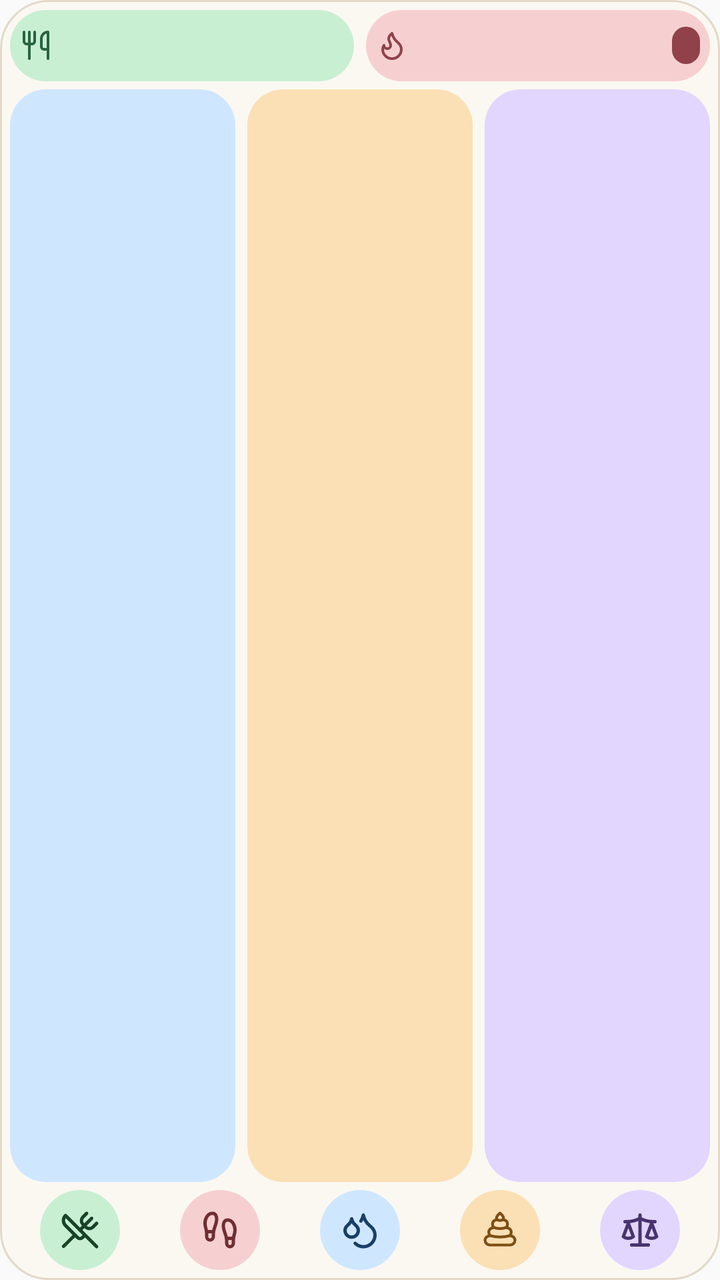
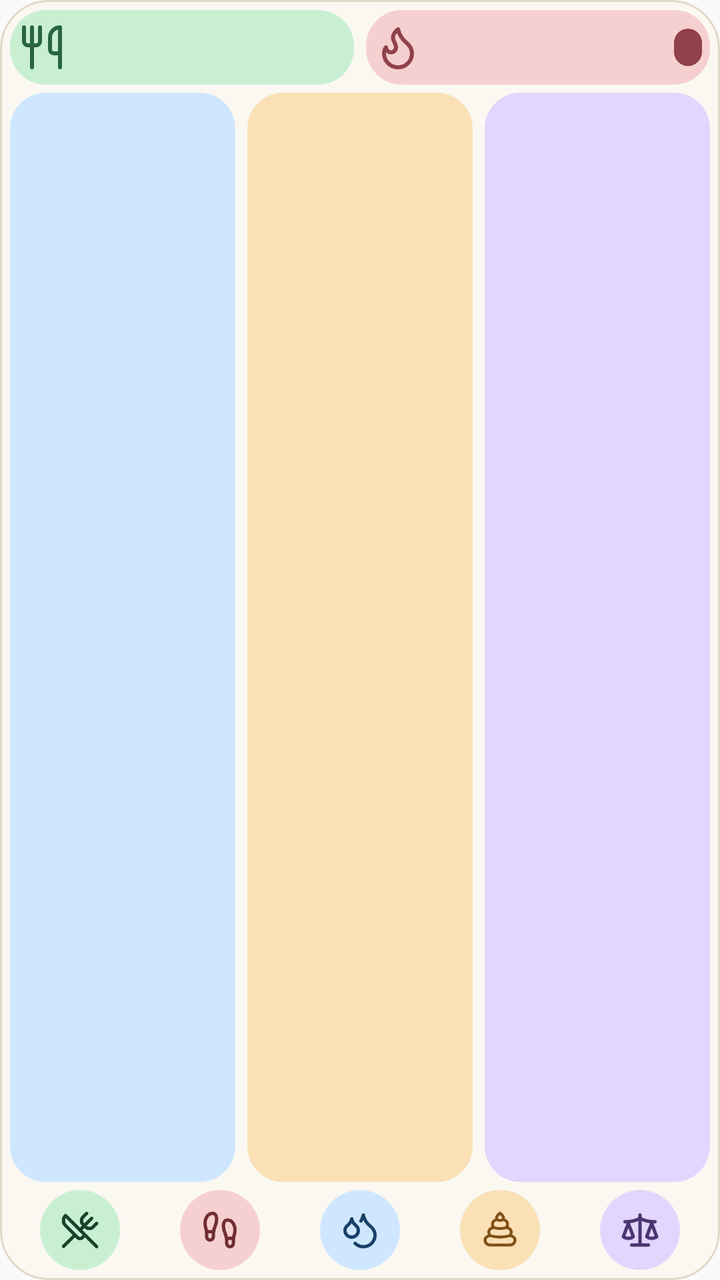

The first picture is an Android layout as it rendered before a commit; the second is the same layout after the commit. The layout source and the unified diff follow.
<!-- AndroidManifest.xml: application theme AppTheme -->
<!-- res/layout/widget_medium.xml -->
<?xml version="1.0" encoding="utf-8"?>
<LinearLayout xmlns:android="http://schemas.android.com/apk/res/android"
    android:layout_width="match_parent"
    android:layout_height="match_parent"
    android:background="@drawable/widget_surface"
    android:orientation="vertical"
    android:padding="5dp">

    
    <LinearLayout
        android:layout_width="match_parent"
        android:layout_height="wrap_content"
        android:orientation="horizontal">

        <LinearLayout
            android:id="@+id/widget_intake_card"
            style="@style/WidgetCardRow"
            android:layout_width="0dp"
            android:layout_marginEnd="6dp"
            android:layout_weight="1"
            android:background="@drawable/widget_card_intake">
            <ImageView
                    android:layout_width="16dp"
                    android:layout_height="16dp"
                    android:importantForAccessibility="no"
                    android:src="@drawable/widget_intake_icon" />
            <TextView
                android:id="@+id/widget_intake_value"
                style="@style/WidgetValueRow"
                android:textColor="#17432A" />
            <TextView
                    android:id="@+id/widget_intake_net"
                    style="@style/WidgetPill"
                    android:background="@drawable/widget_pill_surplus"
                    android:textColor="#E6F8EB"
                    android:visibility="gone" />
        </LinearLayout>

        <LinearLayout
            android:id="@+id/widget_burned_card"
            style="@style/WidgetCardRow"
            android:layout_width="0dp"
            android:layout_weight="1"
            android:background="@drawable/widget_card_burned">
            <ImageView
                    android:layout_width="16dp"
                    android:layout_height="16dp"
                    android:importantForAccessibility="no"
                    android:src="@drawable/widget_burned_icon" />
            <TextView
                android:id="@+id/widget_burned_value"
                style="@style/WidgetValueRow"
                android:textColor="#702D32" />
            <TextView
                    android:id="@+id/widget_burned_net"
                    style="@style/WidgetPill"
                    android:background="@drawable/widget_pill_deficit"
                    android:textColor="#FBE9E9" />
        </LinearLayout>
    </LinearLayout>

    <LinearLayout
        android:layout_width="match_parent"
        android:layout_height="0dp"
        android:layout_marginTop="4dp"
        android:layout_marginBottom="4dp"
        android:layout_weight="1"
        android:orientation="horizontal">

        <LinearLayout
            android:id="@+id/widget_carbs_card"
            style="@style/WidgetMacro"
            android:layout_marginEnd="6dp"
            android:background="@drawable/widget_card_carbs">
            <TextView
                android:id="@+id/widget_carbs_value"
                style="@style/WidgetMacroValueCompact"
                android:textColor="#0F3355" />
        </LinearLayout>

        <LinearLayout
            android:id="@+id/widget_protein_card"
            style="@style/WidgetMacro"
            android:layout_marginEnd="6dp"
            android:background="@drawable/widget_card_protein">
            <TextView
                android:id="@+id/widget_protein_value"
                style="@style/WidgetMacroValueCompact"
                android:textColor="#2D1E0B" />
        </LinearLayout>

        <LinearLayout
            android:id="@+id/widget_fat_card"
            style="@style/WidgetMacro"
            android:background="@drawable/widget_card_fat">
            <TextView
                android:id="@+id/widget_fat_value"
                style="@style/WidgetMacroValueCompact"
                android:textColor="#1F1636" />
        </LinearLayout>
    </LinearLayout>

    <include layout="@layout/widget_actions_five_compact" />
</LinearLayout>
<!-- res/layout/widget_actions_five_compact.xml (included above) -->
<?xml version="1.0" encoding="utf-8"?>
<LinearLayout xmlns:android="http://schemas.android.com/apk/res/android" android:layout_width="match_parent" android:layout_height="40dp" android:orientation="horizontal" android:gravity="center">
    <ImageButton android:id="@+id/widget_food" style="@style/WidgetActionCompact"
        android:src="@drawable/widget_food_icon" android:contentDescription="@string/widget_food" />
    <ImageButton android:id="@+id/widget_movement" style="@style/WidgetActionCompact"
        android:src="@drawable/widget_movement_icon" android:contentDescription="@string/widget_movement" />
    <ImageButton android:id="@+id/widget_water" style="@style/WidgetActionCompact"
        android:src="@drawable/widget_water_icon" android:contentDescription="@string/widget_water" />
    <ImageButton android:id="@+id/widget_poop" style="@style/WidgetActionCompact"
        android:src="@drawable/widget_poop_icon" android:contentDescription="@string/widget_poop" />
    <ImageButton android:id="@+id/widget_weight" style="@style/WidgetActionCompact"
        android:src="@drawable/widget_weight_icon" android:contentDescription="@string/widget_weight" />
    <ImageButton android:id="@+id/widget_custom" style="@style/WidgetActionCompact" android:visibility="gone"
        android:src="@drawable/widget_custom_icon" android:contentDescription="@string/widget_custom" />
</LinearLayout>
<!-- resources referenced by this layout -->
<resources>
  <!-- drawable widget_card_burned (drawable) -->
  <?xml version="1.0" encoding="utf-8"?>
  <shape xmlns:android="http://schemas.android.com/apk/res/android" android:shape="rectangle">
      <solid android:color="#F6D0D0" />
      <corners android:radius="18dp" />
  </shape>
  <!-- drawable widget_card_carbs (drawable) -->
  <?xml version="1.0" encoding="utf-8"?>
  <shape xmlns:android="http://schemas.android.com/apk/res/android" android:shape="rectangle">
      <solid android:color="#CFE7FE" />
      <corners android:radius="18dp" />
  </shape>
  <!-- drawable widget_card_fat (drawable) -->
  <?xml version="1.0" encoding="utf-8"?>
  <shape xmlns:android="http://schemas.android.com/apk/res/android" android:shape="rectangle">
      <solid android:color="#E2D6FF" />
      <corners android:radius="18dp" />
  </shape>
  <!-- drawable widget_card_intake (drawable) -->
  <?xml version="1.0" encoding="utf-8"?>
  <shape xmlns:android="http://schemas.android.com/apk/res/android" android:shape="rectangle">
      <solid android:color="#C9EFD3" />
      <corners android:radius="18dp" />
  </shape>
  <!-- drawable widget_card_protein (drawable) -->
  <?xml version="1.0" encoding="utf-8"?>
  <shape xmlns:android="http://schemas.android.com/apk/res/android" android:shape="rectangle">
      <solid android:color="#FAE0B4" />
      <corners android:radius="18dp" />
  </shape>
  <!-- drawable widget_pill_deficit (drawable) -->
  <?xml version="1.0" encoding="utf-8"?>
  <shape xmlns:android="http://schemas.android.com/apk/res/android" android:shape="rectangle">
      <solid android:color="#904149" />
      <corners android:radius="12dp" />
  </shape>
  <!-- drawable widget_pill_surplus (drawable) -->
  <?xml version="1.0" encoding="utf-8"?>
  <shape xmlns:android="http://schemas.android.com/apk/res/android" android:shape="rectangle">
      <solid android:color="#286540" />
      <corners android:radius="12dp" />
  </shape>
  <string name="widget_custom">Custom</string>
  <string name="widget_food">Food</string>
  <string name="widget_movement">Movement</string>
  <string name="widget_poop">Poop</string>
  <string name="widget_water">Water</string>
  <string name="widget_weight">Weight</string>
  <style name="WidgetActionCompact" parent="WidgetAction">
          <item name="android:layout_height">40dp</item>
      </style>
  <style name="WidgetCardRow" parent="WidgetCard">
          <item name="android:layout_height">wrap_content</item>
          <item name="android:layout_gravity">center_vertical</item>
          <item name="android:gravity">center_vertical</item>
          <item name="android:orientation">horizontal</item>
          <item name="android:padding">5dp</item>
      </style>
  <style name="WidgetMacroValueCompact" parent="WidgetMacroValue">
          <item name="android:textSize">15sp</item>
      </style>
  <style name="WidgetValueRow">
          <item name="android:layout_width">0dp</item>
          <item name="android:layout_height">wrap_content</item>
          <item name="android:layout_weight">1</item>
          <item name="android:gravity">center</item>
          <item name="android:singleLine">true</item>
          <item name="android:textSize">19sp</item>
          <item name="android:textStyle">bold</item>
      </style>
  <style name="AppTheme" parent="Theme.AppCompat.Light.DarkActionBar">
          
          <item name="colorPrimary">@color/colorPrimary</item>
          <item name="colorPrimaryDark">@color/colorPrimaryDark</item>
          <item name="colorAccent">@color/colorAccent</item>
      </style>
  <style name="WidgetCard">
          <item name="android:layout_height">match_parent</item>
          <item name="android:orientation">vertical</item>
          <item name="android:padding">9dp</item>
      </style>
  <!-- drawable widget_ripple (drawable) -->
  <?xml version="1.0" encoding="utf-8"?>
  <ripple xmlns:android="http://schemas.android.com/apk/res/android" android:color="#25365B44"><item android:id="@android:id/mask"><shape android:shape="oval"><solid android:color="#FFFFFF" /></shape></item></ripple>
  <!-- unchanged entries left out for length: 13 -->
</resources>

<!-- the commit's change to res/layout/widget_medium.xml (unified diff, before → after) -->
@@ -20,8 +20,8 @@
             android:layout_weight="1"
             android:background="@drawable/widget_card_intake">
             <ImageView
-                    android:layout_width="16dp"
-                    android:layout_height="16dp"
+                    android:layout_width="24dp"
+                    android:layout_height="24dp"
                     android:importantForAccessibility="no"
                     android:src="@drawable/widget_intake_icon" />
             <TextView
@@ -43,8 +43,8 @@
             android:layout_weight="1"
             android:background="@drawable/widget_card_burned">
             <ImageView
-                    android:layout_width="16dp"
-                    android:layout_height="16dp"
+                    android:layout_width="24dp"
+                    android:layout_height="24dp"
                     android:importantForAccessibility="no"
                     android:src="@drawable/widget_burned_icon" />
             <TextView
<!-- resource entries referenced after the edit -->
@@ -56,10 +56,10 @@
           <item name="android:layout_gravity">center_vertical</item>
           <item name="android:gravity">center_vertical</item>
           <item name="android:orientation">horizontal</item>
-          <item name="android:padding">5dp</item>
+          <item name="android:padding">4dp</item>
       </style>
   <style name="WidgetMacroValueCompact" parent="WidgetMacroValue">
-          <item name="android:textSize">15sp</item>
+          <item name="android:textSize">12sp</item>
       </style>
   <style name="WidgetValueRow">
           <item name="android:layout_width">0dp</item>
@@ -67,7 +67,7 @@
           <item name="android:layout_weight">1</item>
           <item name="android:gravity">center</item>
           <item name="android:singleLine">true</item>
-          <item name="android:textSize">19sp</item>
+          <item name="android:textSize">22sp</item>
           <item name="android:textStyle">bold</item>
       </style>
   <style name="AppTheme" parent="Theme.AppCompat.Light.DarkActionBar">
